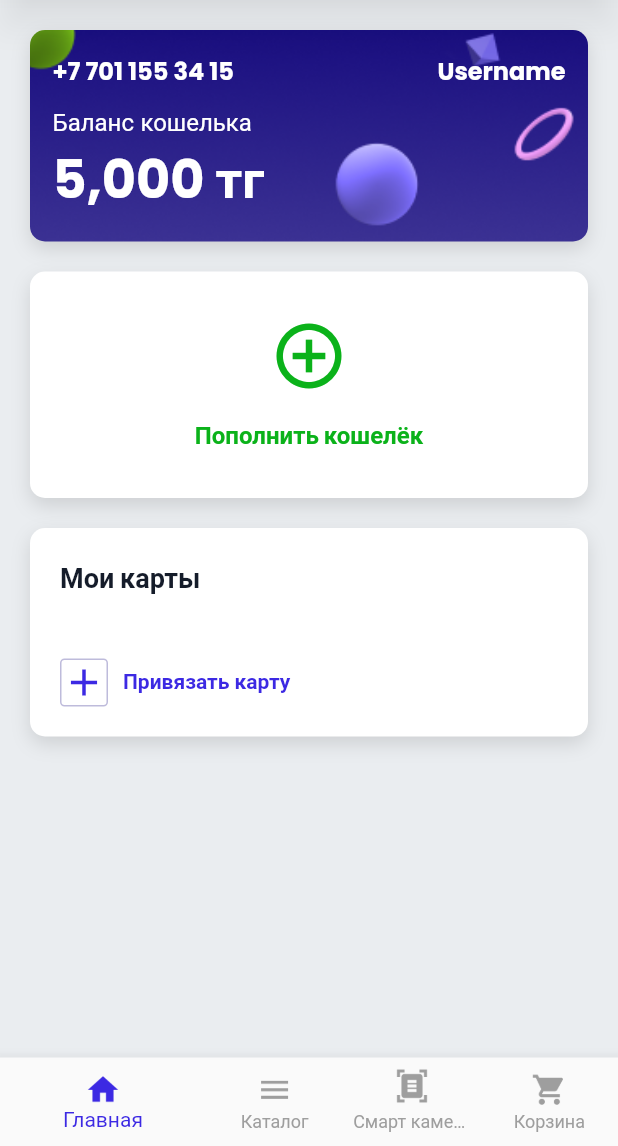
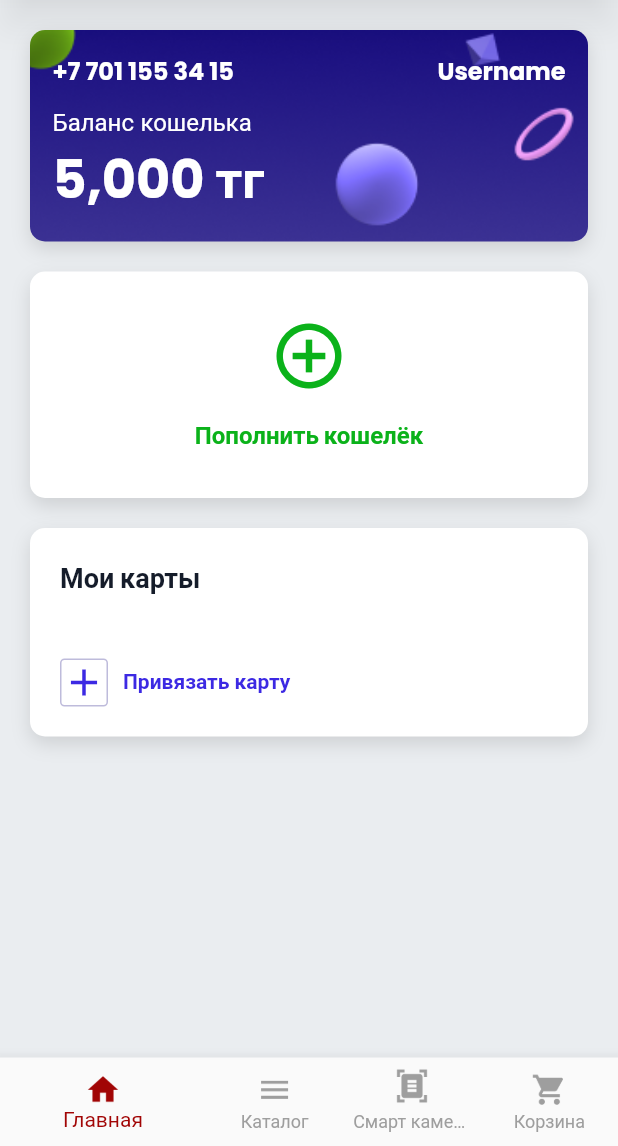
Before and after one commit to MadikDotNet/HCB-Hackathon, a Flutter app: the HomeScreen screen opened directly, on a phone screen of 412 x 824 dp, the part 90-1236 px from its top. Run offline on Flutter 3.47's test engine with Material 2 defaults, Android fonts, the light colour scheme and no system bars; our stand-ins replace camera, equatable, flutter_bloc, flutter_screenutil, flutter_secure_storage, formz and 2 more; accounts and stored records are empty.

Commit message:
[edit] color bottom tab select

```diff
--- a/lib/home/views/home_screen.dart
+++ b/lib/home/views/home_screen.dart
@@ -70,7 +70,7 @@ class _HomeScreenState extends State<HomeScreen> {
         BlocProvider.of<BottomNavigationBloc>(context);
 
     return BottomNavigationBar(
-      selectedItemColor: kAccentColor,
+      selectedItemColor: kMainColor,
       unselectedItemColor: Colors.grey[500],
       showUnselectedLabels: true,
       currentIndex: bloc.currentIndex,
--- a/lib/themes/theme_constants.dart
+++ b/lib/themes/theme_constants.dart
@@ -16,3 +16,5 @@ const kTextColor = Color(0xFF151C2A);
 const kTextLightColor = Color(0xFFBEBBDB);
 const kPositiveColor = Color(0xFF0BB21A);
 const kShadowColor1 = Color.fromRGBO(0, 0, 0, 0.3);
+
+const kMainColor = Color(0xFFA10505);
```
